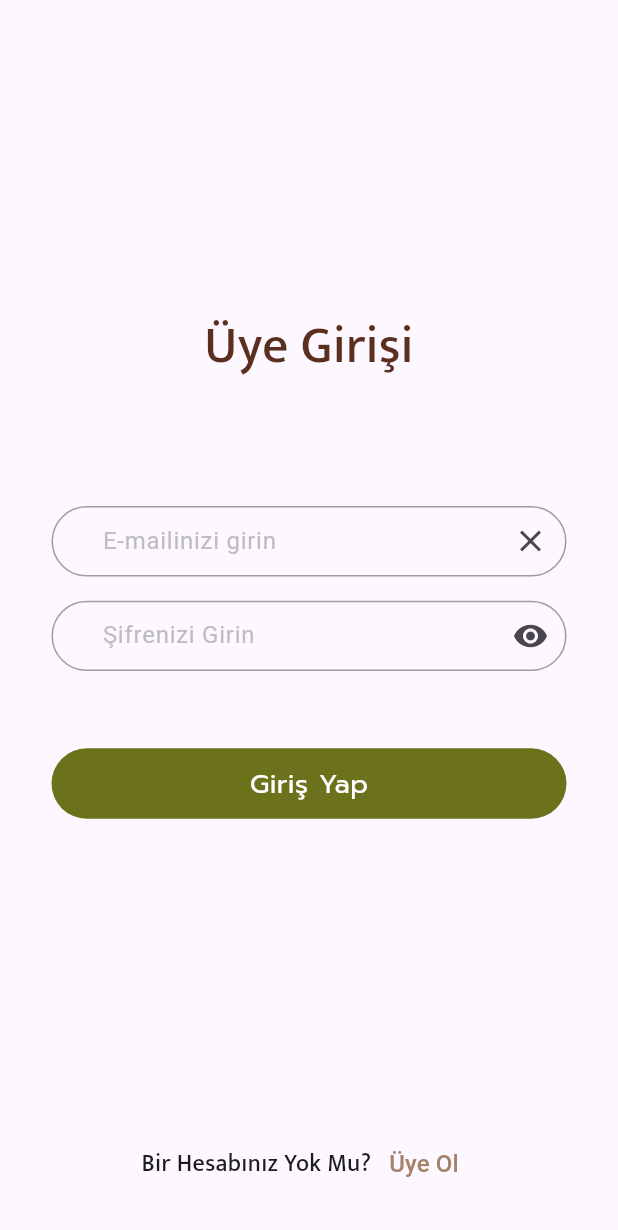
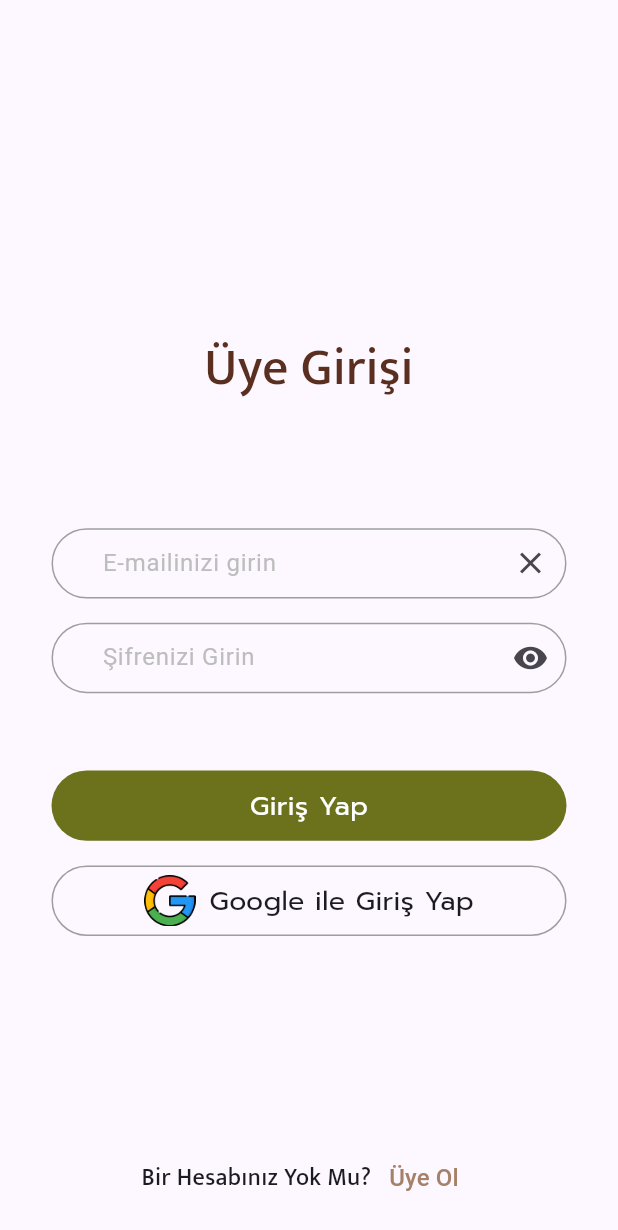
Before and after one commit to emomu/recycle_app_hackathon, a Flutter app: the screen it shows after launch, after a tap on "Giriş Yap", on a phone screen of 412 x 824 dp. Shown: the top 1230 px of the screen. Run offline on Flutter 3.47's test engine with Material 3 defaults, Android fonts, the phone set to English and light mode, and no system bars; our stand-ins replace cloud_firestore, firebase_auth, firebase_core, fluttertoast, google_sign_in; accounts and stored records are empty; network calls fail; Roboto replaces fonts that are missing (Prompt-Regular).

Commit message:
firebase giriş işlemleri ve google ile giriş işlemleri bitirildi!

```diff
--- a/lib/main.dart
+++ b/lib/main.dart
@@ -1,9 +1,13 @@
 import 'package:flutter/material.dart';
-import 'package:recycle_app_hackathon/screens/congrats_page/congrats_page_view/congrats_page_view.dart';
-import 'package:recycle_app_hackathon/screens/first_page/first_page_view/first_page_view.dart';
-import 'package:recycle_app_hackathon/screens/login/view/login_view.dart';
+import 'package:firebase_core/firebase_core.dart';
+import 'package:recycle_app_hackathon/screens/splash_screen/splash_screen_view/splash_screen_view.dart';
+import 'firebase_options.dart';
 
-void main() {
+void main() async {
+  WidgetsFlutterBinding.ensureInitialized();
+  await Firebase.initializeApp(
+    options: DefaultFirebaseOptions.currentPlatform,
+  );
   runApp(const MyApp());
 }
 
@@ -21,7 +25,7 @@
             ColorScheme.fromSeed(seedColor: Color.fromARGB(255, 78, 75, 83)),
         useMaterial3: true,
       ),
-      home: FirstPageView(),
+      home: SplashScreen(),
     );
   }
 }
--- a/lib/screens/login/view/login_view.dart
+++ b/lib/screens/login/view/login_view.dart
@@ -1,8 +1,11 @@
 import 'package:flutter/material.dart';
 import 'package:recycle_app_hackathon/repo/mediaQuery.dart';
 import 'package:recycle_app_hackathon/repo/myColor.dart';
+import 'package:recycle_app_hackathon/screens/login/service/login_service.dart';
+import 'package:recycle_app_hackathon/screens/login/view/text_login_successful.dart';
 import 'package:recycle_app_hackathon/screens/sign_up/view/sign_up_view.dart';
 import 'package:recycle_app_hackathon/widgets/button.dart';
+import 'package:recycle_app_hackathon/widgets/googleSignInButton.dart';
 import 'package:recycle_app_hackathon/widgets/textField.dart';
 
 class LoginView extends StatelessWidget with Responsive {
@@ -16,6 +19,7 @@ class LoginView extends StatelessWidget with Responsive {
     TextEditingController passwordLoginController = TextEditingController();
     return Scaffold(
       body: Center(
+          child: SingleChildScrollView(
         child: Column(
           children: [
             SizedBox(
@@ -45,13 +49,13 @@ class LoginView extends StatelessWidget with Responsive {
                   MyTextField(
                       textController: emailLoginController,
                       hText: "E-mailinizi girin",
-                    suffix: Icon(Icons.clear),
+                      suffix: const Icon(Icons.clear),
                       isPassword: false,
                       changedText: (text) => null),
                   MyTextField(
                       textController: passwordLoginController,
                       hText: "Şifrenizi Girin",
-                    suffix: Icon(Icons.remove_red_eye),
+                      suffix: const Icon(Icons.remove_red_eye),
                       isPassword: true,
                       changedText: (text) => null),
                 ],
@@ -63,21 +67,37 @@ class LoginView extends StatelessWidget with Responsive {
             MyButton(
                 text: "Giriş Yap",
                 darkLightTheme: true,
-              tap: () => Text("Giriş Yap")),
+                tap: () {
+                  LoginService().signIn(context,
+                      mail: emailLoginController.text,
+                      password: passwordLoginController.text);
+                }),
             SizedBox(
-            height: screenHeight / 4,
+              height: screenHeight / 50,
+            ),
+            GoogleSignInButton(
+                tap: () => LoginService().signInWithGoogle().then((value) =>
+                    Navigator.pushReplacement(
+                        context,
+                        MaterialPageRoute(
+                            builder: (context) => LoginSuccessful(),
+                            settings: RouteSettings(arguments: value))))),
+            SizedBox(
+              height: screenHeight / 6,
             ),
             Row(
               mainAxisAlignment: MainAxisAlignment.center,
               children: [
-              Text(
+                const Text(
                   "Bir Hesabınız Yok Mu?",
                   style: TextStyle(fontFamily: "Mukta", fontSize: 16),
                 ),
                 TextButton(
                     onPressed: () {
-                    Navigator.pushReplacement(context,
-                        MaterialPageRoute(builder: (context) => SignUpView()));
+                      Navigator.pushReplacement(
+                          context,
+                          MaterialPageRoute(
+                              builder: (context) => const SignUpView()));
                     },
                     child: Text(
                       "Üye Ol",
@@ -86,6 +106,7 @@ class LoginView extends StatelessWidget with Responsive {
               ],
             )
           ],
+        ),
       )),
     );
   }
--- /dev/null
+++ b/lib/widgets/googleSignInButton.dart
@@ -0,0 +1,42 @@
+import 'package:flutter/material.dart';
+
+class GoogleSignInButton extends StatelessWidget {
+  VoidCallback tap;
+
+  GoogleSignInButton({super.key, required this.tap});
+
+  @override
+  Widget build(BuildContext context) {
+    double screenWidth = MediaQuery.of(context).size.width;
+    double screenHeight = MediaQuery.of(context).size.height;
+    return GestureDetector(
+      onTap: tap,
+      child: Container(
+        alignment: Alignment.center,
+        width: screenWidth / 1.2,
+        height: screenHeight / 17.55,
+        decoration: BoxDecoration(
+          border: Border.all(width: 1.0, color: Colors.grey),
+          borderRadius: BorderRadius.circular(50),
+        ),
+        child: Row(
+          mainAxisAlignment: MainAxisAlignment.center,
+          children: [
+            Image.asset(
+              "assets/images/googleIcon.png",
+              width: screenWidth / 12,
+            ),
+            SizedBox(
+              width: screenWidth / 45,
+            ),
+            Text(
+              "Google ile Giriş Yap",
+              style:
+                  TextStyle(fontSize: screenWidth / 23, fontFamily: "Prompt"),
+            ),
+          ],
+        ),
+      ),
+    );
+  }
+}
```
Also changed, not shown: lib/screens/login/service/login_service.dart (+40 -0 lines), lib/screens/login/view/text_login_successful.dart (added, +12 -0 lines), lib/screens/sign_up/service/sign_up_service.dart (+36 -0 lines), lib/screens/sign_up/view/sign_up_view.dart (+15 -17 lines), pubspec.yaml (+7 -0 lines), assets/images/googleIcon.png (added), firebase.json (added), lib/firebase_options.dart (added), pubspec.lock, 7 other files. Lines whose indentation alone changed are shown as unchanged.
